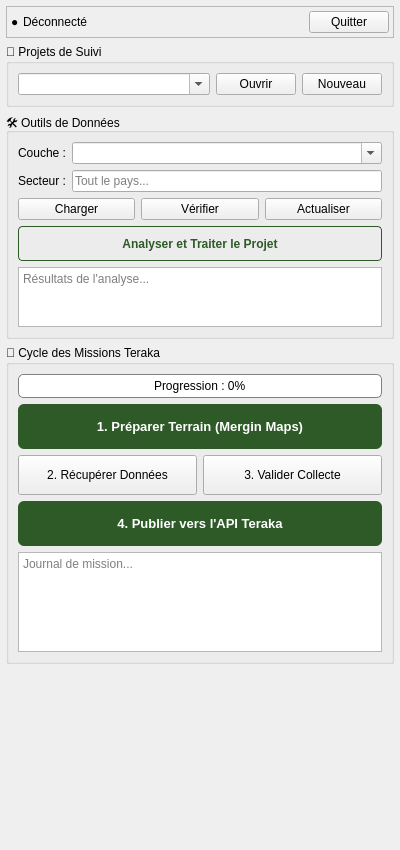
Qt form mrv_teraka_dockwidget_base.ui (johrosa/mrv_teraka) before a commit.
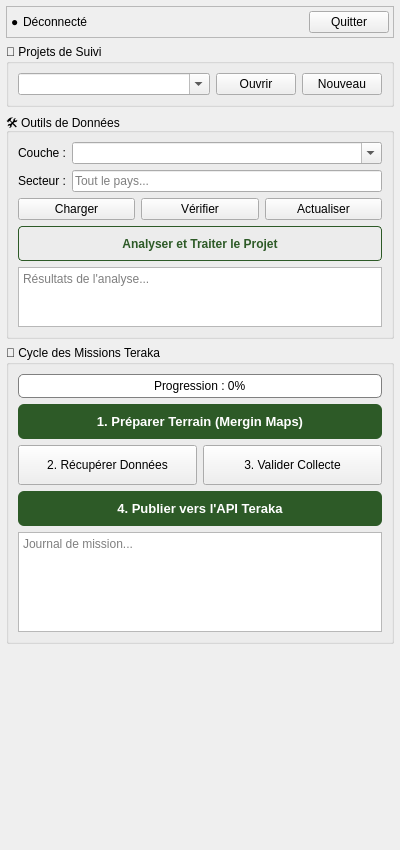
The same form after that commit.

What changed in the file:
```diff
--- a/mrv_teraka_dockwidget_base.ui
+++ b/mrv_teraka_dockwidget_base.ui
@@ -286,7 +286,7 @@
          <property name="minimumSize">
           <size>
            <width>0</width>
-           <height>45</height>
+           <height>35</height>
           </size>
          </property>
          <property name="styleSheet">
@@ -332,7 +332,7 @@
          <property name="minimumSize">
           <size>
            <width>0</width>
-           <height>45</height>
+           <height>35</height>
           </size>
          </property>
          <property name="styleSheet">
```
Left out of the diff: 11 changed lines with no effect on the pictures.
